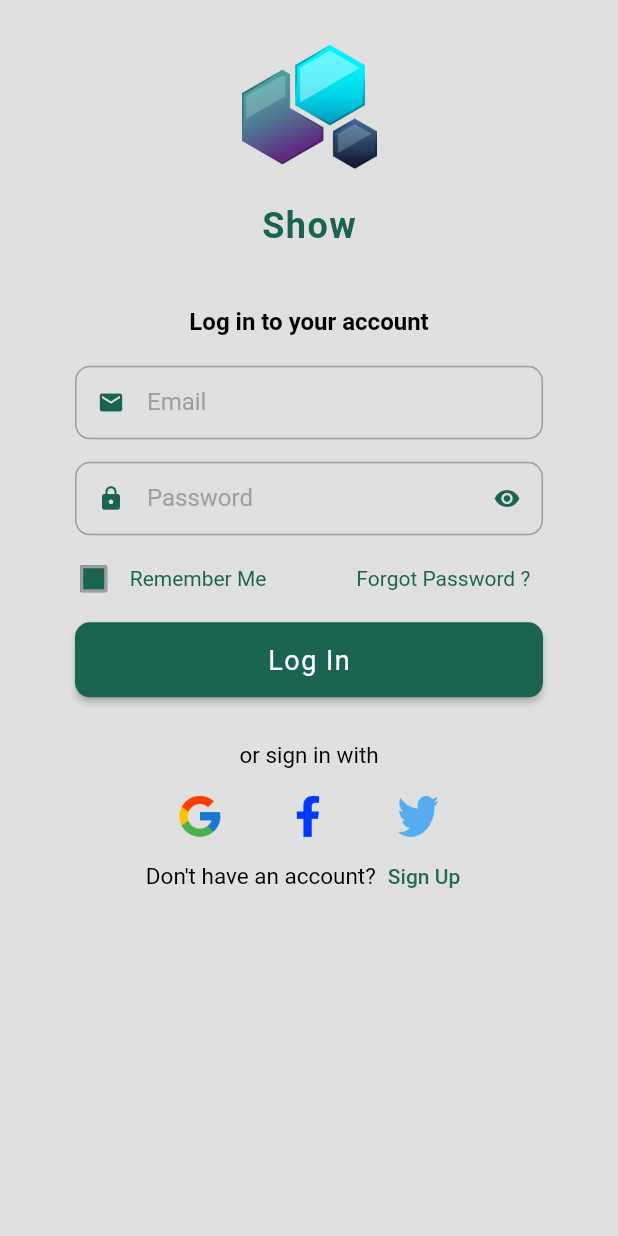
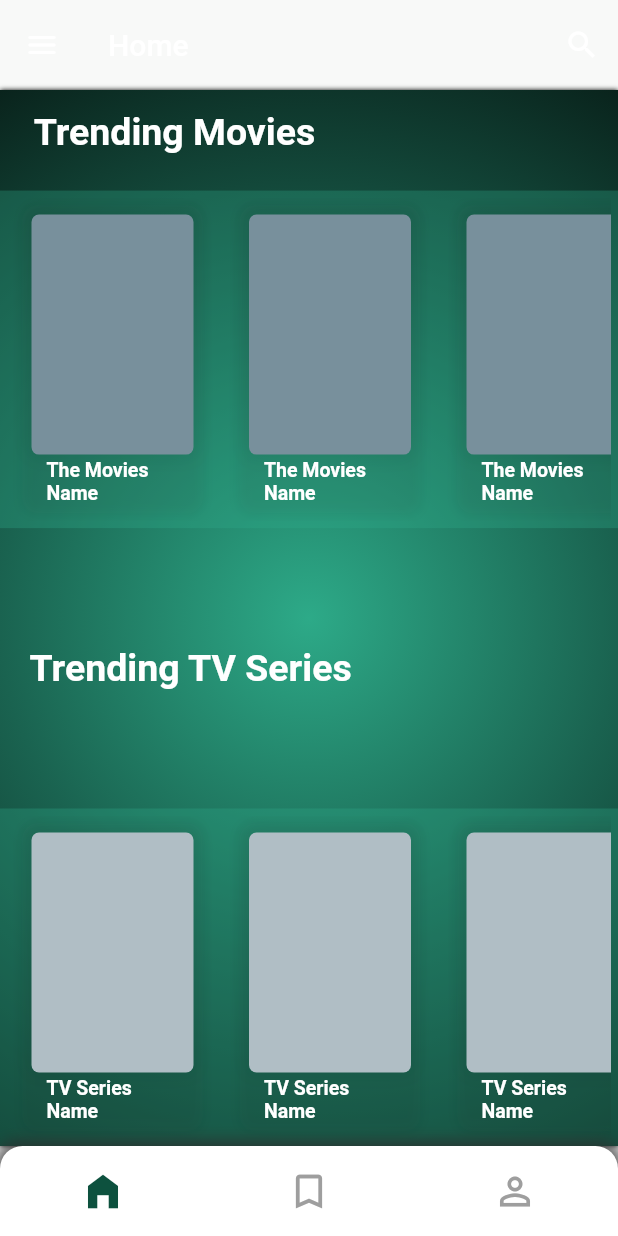
Before and after one commit to KrashisA/show_demo, a Flutter app: the screen it shows after launch, after a tap on "Log In", on a phone screen of 412 x 824 dp. Run offline on Flutter 3.47's test engine with Material 2 defaults, Android fonts, the phone set to English and light mode, and no system bars; Roboto replaces fonts that are missing (SourceSansPro).

Commit message:
Making HomePage and Bottom Navigation bar

```diff
--- /dev/null
+++ b/lib/home.dart
@@ -0,0 +1,149 @@
+import 'package:flutter/material.dart';
+import 'homepage.dart';
+
+class Home extends StatefulWidget {
+  const Home({Key? key}) : super(key: key);
+
+  @override
+  State<Home> createState() => _HomeState();
+}
+
+class _HomeState extends State<Home> {
+  int pageIndex = 0;
+
+  final pages = [
+    const HomePage(),
+    const Page1(),
+    const Page2(),
+  ];
+
+  @override
+  Widget build(BuildContext context) {
+    return Scaffold(
+      body: pages[pageIndex],
+      bottomNavigationBar: Container(
+        height: 60,
+        // color: Color(0xff1A6350),
+        decoration: BoxDecoration(
+          color: Color.fromARGB(255, 255, 255, 255),
+          borderRadius: const BorderRadius.only(
+            topLeft: Radius.circular(15),
+            topRight: Radius.circular(15),
+          ),
+          boxShadow: [
+            BoxShadow(
+              color: Color.fromARGB(200, 45, 45, 45),
+              blurRadius: 8,
+              spreadRadius: 3,
+            ),
+          ],
+        ),
+
+        child: Row(
+          mainAxisAlignment: MainAxisAlignment.spaceAround,
+          children: [
+            IconButton(
+              enableFeedback: false,
+              onPressed: () {
+                setState(() {
+                  pageIndex = 0;
+                });
+              },
+              icon: pageIndex == 0
+                  ? const Icon(
+                      Icons.home_filled,
+                      color: Color.fromARGB(255, 13, 81, 62),
+                      size: 30,
+                    )
+                  : const Icon(
+                      Icons.home_outlined,
+                      color: Colors.grey,
+                      size: 30,
+                    ),
+            ),
+            IconButton(
+              enableFeedback: false,
+              onPressed: () {
+                setState(() {
+                  pageIndex = 1;
+                });
+              },
+              icon: pageIndex == 1
+                  ? const Icon(
+                      Icons.bookmark,
+                      color: Color.fromARGB(255, 13, 81, 62),
+                      size: 30,
+                    )
+                  : const Icon(
+                      Icons.bookmark_border_outlined,
+                      color: Colors.grey,
+                      size: 30,
+                    ),
+            ),
+            IconButton(
+              enableFeedback: false,
+              onPressed: () {
+                setState(() {
+                  pageIndex = 2;
+                });
+              },
+              icon: pageIndex == 2
+                  ? const Icon(
+                      Icons.person,
+                      color: Color.fromARGB(255, 13, 81, 62),
+                      size: 30,
+                    )
+                  : const Icon(
+                      Icons.person_outline,
+                      color: Colors.grey,
+                      size: 30,
+                    ),
+            ),
+          ],
+        ),
+      ),
+    );
+  }
+}
+
+class Page1 extends StatelessWidget {
+  const Page1({Key? key}) : super(key: key);
+
+  @override
+  Widget build(BuildContext context) {
+    return Container(
+      color: const Color(0xffC4DFCB),
+      child: Center(
+        child: Text(
+          "Page Number 1",
+          style: TextStyle(
+            color: Colors.green[900],
+            fontSize: 45,
+            fontWeight: FontWeight.w500,
+          ),
+        ),
+      ),
+    );
+  }
+}
+
+class Page2 extends StatelessWidget {
+  const Page2({Key? key}) : super(key: key);
+
+  @override
+  Widget build(BuildContext context) {
+    return Container(
+      color: const Color(0xffC4DFCB),
+      child: Center(
+        child: Text(
+          "Page Number 2",
+          style: TextStyle(
+            color: Colors.green[900],
+            fontSize: 45,
+            fontWeight: FontWeight.w500,
+          ),
+        ),
+      ),
+    );
+  }
+}
--- /dev/null
+++ b/lib/homepage.dart
@@ -0,0 +1,213 @@
+import 'package:flutter/material.dart';
+import 'package:flutter/rendering.dart';
+
+class HomePage extends StatefulWidget {
+  const HomePage({Key? key}) : super(key: key);
+  @override
+  State<HomePage> createState() => _HomePageState();
+}
+
+class _HomePageState extends State<HomePage> {
+  @override
+  Widget build(BuildContext context) {
+    var _width = MediaQuery.of(context).size.width;
+    var _height = MediaQuery.of(context).size.height;
+
+    return Scaffold(
+      // backgroundColor: Color(0xff1A6350),
+      appBar: AppBar(
+        elevation: 0.0,
+        toolbarHeight: 60,
+        backgroundColor: Colors.green.withOpacity(0.01),
+        leading: IconButton(
+          onPressed: () {},
+          icon: Icon(Icons.menu_rounded),
+        ),
+        title: Text('Home'),
+        actions: [
+          IconButton(
+            onPressed: () {},
+            icon: Icon(Icons.search_outlined),
+          ),
+        ],
+      ),
+      body: Stack(
+        children: <Widget>[
+          Container(
+            alignment: Alignment.center,
+            width: _width,
+            height: _height,
+            decoration: BoxDecoration(
+              gradient: RadialGradient(
+                colors: [
+                  Color.fromARGB(255, 45, 170, 136),
+                  Color.fromARGB(255, 26, 99, 80),
+                  Color.fromARGB(255, 9, 34, 27),
+                ],
+                radius: 1.0,
+                focalRadius: 10,
+              ),
+              boxShadow: [
+                BoxShadow(blurRadius: 2),
+              ],
+            ),
+          ),
+          Align(
+            alignment: FractionalOffset(0.1, 0.02),
+            child: Text(
+              'Trending Movies',
+              style: TextStyle(
+                color: Colors.white,
+                fontSize: 25,
+                fontWeight: FontWeight.bold,
+              ),
+            ),
+          ),
+          Align(
+            alignment: FractionalOffset(0.0, 0.14),
+            child: Container(
+              width: _width,
+              height: 225,
+              color: Color.fromARGB(80, 45, 170, 137),
+              child: Padding(
+                padding: const EdgeInsets.all(5.0),
+                child: ListView.builder(
+                  itemCount: 4,
+                  shrinkWrap: true,
+                  scrollDirection: Axis.horizontal,
+                  itemBuilder: (context, index) {
+                    return Container(
+                      margin: const EdgeInsets.fromLTRB(10, 5, 15, 5),
+                      padding: const EdgeInsets.all(6),
+                      height: 215,
+                      width: 120,
+                      decoration: BoxDecoration(
+                        color: Color.fromARGB(2, 245, 245, 245),
+                        borderRadius: BorderRadius.circular(10),
+                        boxShadow: [
+                          BoxShadow(
+                            color: Color.fromARGB(16, 0, 0, 0),
+                            blurRadius: 6,
+                            spreadRadius: 1,
+                          )
+                        ],
+                      ),
+                      child: Column(
+                        mainAxisSize: MainAxisSize.min,
+                        children: [
+                          Container(
+                            width: 120,
+                            height: 160,
+                            decoration: BoxDecoration(
+                              color: Colors.blueGrey.shade400,
+                              borderRadius: BorderRadius.circular(5),
+                              boxShadow: [
+                                BoxShadow(
+                                  color: Color.fromARGB(16, 0, 0, 0),
+                                  blurRadius: 10,
+                                  spreadRadius: 2,
+                                )
+                              ],
+                            ),
+                          ),
+                          Padding(
+                            padding: const EdgeInsets.fromLTRB(10, 3, 10, 0),
+                            child: Text(
+                              'The Movies Name',
+                              style: TextStyle(
+                                fontSize: 13,
+                                fontWeight: FontWeight.bold,
+                                color: Colors.white,
+                              ),
+                            ),
+                          ),
+                        ],
+                      ),
+                    );
+                  },
+                ),
+              ),
+            ),
+          ),
+          Align(
+            alignment: FractionalOffset(0.1, 0.55),
+            child: Text(
+              'Trending TV Series',
+              style: TextStyle(
+                color: Colors.white,
+                fontSize: 25,
+                fontWeight: FontWeight.bold,
+              ),
+            ),
+          ),
+          Align(
+            alignment: FractionalOffset(0.0, 1.0),
+            child: Container(
+              width: _width,
+              height: 225,
+              color: Color.fromARGB(80, 45, 170, 137),
+              child: Padding(
+                padding: const EdgeInsets.all(5.0),
+                child: ListView.builder(
+                  itemCount: 4,
+                  shrinkWrap: true,
+                  scrollDirection: Axis.horizontal,
+                  itemBuilder: (context, index) {
+                    return Container(
+                      margin: const EdgeInsets.fromLTRB(10, 5, 15, 5),
+                      padding: const EdgeInsets.all(6),
+                      height: 215,
+                      width: 120,
+                      decoration: BoxDecoration(
+                        color: Color.fromARGB(2, 245, 245, 245),
+                        borderRadius: BorderRadius.circular(10),
+                        boxShadow: [
+                          BoxShadow(
+                            color: Color.fromARGB(16, 0, 0, 0),
+                            blurRadius: 6,
+                            spreadRadius: 1,
+                          )
+                        ],
+                      ),
+                      child: Column(
+                        mainAxisSize: MainAxisSize.min,
+                        children: [
+                          Container(
+                            width: 120,
+                            height: 160,
+                            decoration: BoxDecoration(
+                              color: Colors.blueGrey.shade200,
+                              borderRadius: BorderRadius.circular(5),
+                              boxShadow: [
+                                BoxShadow(
+                                  color: Color.fromARGB(16, 0, 0, 0),
+                                  blurRadius: 10,
+                                  spreadRadius: 2,
+                                )
+                              ],
+                            ),
+                          ),
+                          Padding(
+                            padding: const EdgeInsets.fromLTRB(10, 3, 10, 0),
+                            child: Text(
+                              'TV Series Name',
+                              style: TextStyle(
+                                fontSize: 13,
+                                fontWeight: FontWeight.bold,
+                                color: Colors.white,
+                              ),
+                            ),
+                          ),
+                        ],
+                      ),
+                    );
+                  },
+                ),
+              ),
+            ),
+          ),
+        ],
+      ),
+    );
+  }
+}
--- a/lib/log_in.dart
+++ b/lib/log_in.dart
@@ -1,4 +1,6 @@
 import 'package:flutter/material.dart';
+import 'home.dart';
+
 import 'sign_up.dart';
 
 class LogIn extends StatefulWidget {
@@ -172,14 +174,18 @@ class _LogInState extends State<LogIn> {
                 padding: const EdgeInsets.fromLTRB(20, 5, 20, 10),
                 child: ElevatedButton(
                   onPressed: () {
-                    null;
+                    Navigator.push(
+                        context,
+                        MaterialPageRoute(
+                          builder: (context) => Home(),
+                        ));
                   },
                   style: ElevatedButton.styleFrom(
                     fixedSize: Size(312, 50),
                     shape: RoundedRectangleBorder(
                       borderRadius: BorderRadius.circular(10),
                     ),
-                    primary: Color(0xff1A6350),
+                    primary: Color.fromARGB(255, 26, 99, 80),
                     padding:
                         const EdgeInsets.symmetric(horizontal: 50, vertical: 0),
                     textStyle: TextStyle(
--- a/lib/main.dart
+++ b/lib/main.dart
@@ -16,6 +16,12 @@ class _ShowAppState extends State<ShowApp> {
   @override
   Widget build(BuildContext context) {
     return MaterialApp(
+      theme: ThemeData(
+        primaryColor: const Color(0xff1A6350),
+        splashColor: Colors.transparent,
+        highlightColor: Colors.transparent,
+        hoverColor: Colors.transparent,
+      ),
       debugShowCheckedModeBanner: false,
       home: LogIn(),
     );
```
